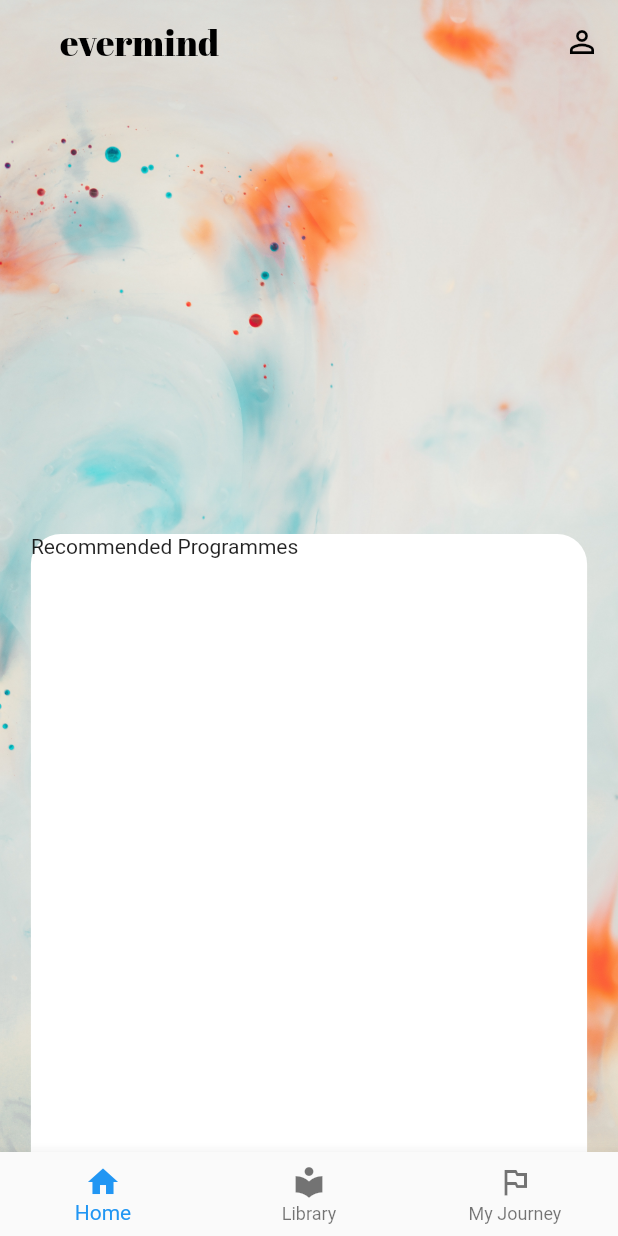
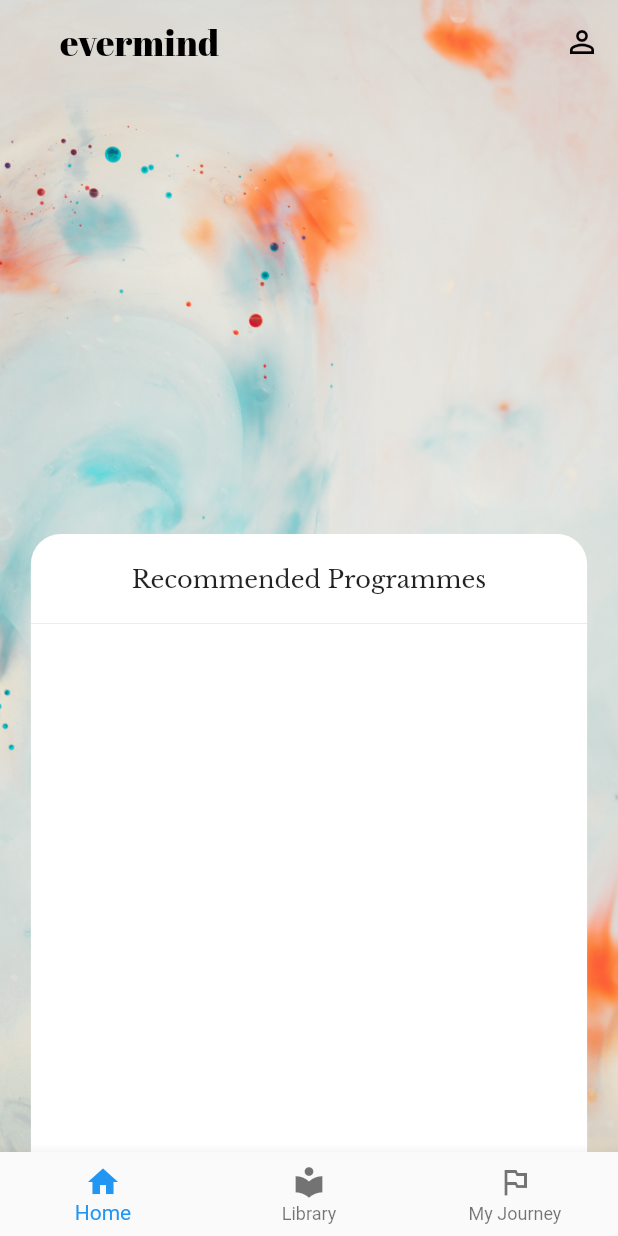
Before and after one commit to mt-tadayon/evermind_exercise, a Flutter app: the screen it shows after launch, on a phone screen of 412 x 824 dp. Run offline on Flutter 3.47's test engine with Material 2 defaults, Android fonts, the phone set to English and light mode, and no system bars; our stand-ins replace google_fonts.

Commit message:
Add card title

```diff
--- a/lib/screen/dashboard_screen.dart
+++ b/lib/screen/dashboard_screen.dart
@@ -43,16 +43,6 @@ class DashboardScreen extends StatelessWidget {
             ),
           ),
           Align(
-            alignment: Alignment.center,
-            child: IconButton(
-              icon: Icon(
-                Icons.play_circle_filled,
-                size: 64.0,
-              ),
-              onPressed: () {},
-            ),
-          ),
-          Align(
             alignment: Alignment.bottomCenter,
             child: Container(
               height: MediaQuery.of(context).size.height / 2,
@@ -65,7 +55,30 @@ class DashboardScreen extends StatelessWidget {
                   color: const Color(0xFFFFFFFF)),
               child: Stack(
                 children: [
-                  Text('Recommended Programmes')
+                  Container(
+                    height: 60.0,
+                    alignment: Alignment.center,
+                    child: Text(
+                      'Recommended Programmes',
+                      style: GoogleFonts.libreBaskerville(
+                        fontSize: 16.0,
+                      ),
+                    ),
+                    decoration: BoxDecoration(
+                      border: Border(
+                        bottom: BorderSide(
+                          color: const Color(0xFFE5E5E5),
+                          width: 0.5
+                        )
+                      )
+                    ),
+                  ),
+                  Row(
+                    children: [
+                      Card(
+                      )
+                    ],
+                  )
                 ],
               ),
             ),
```
